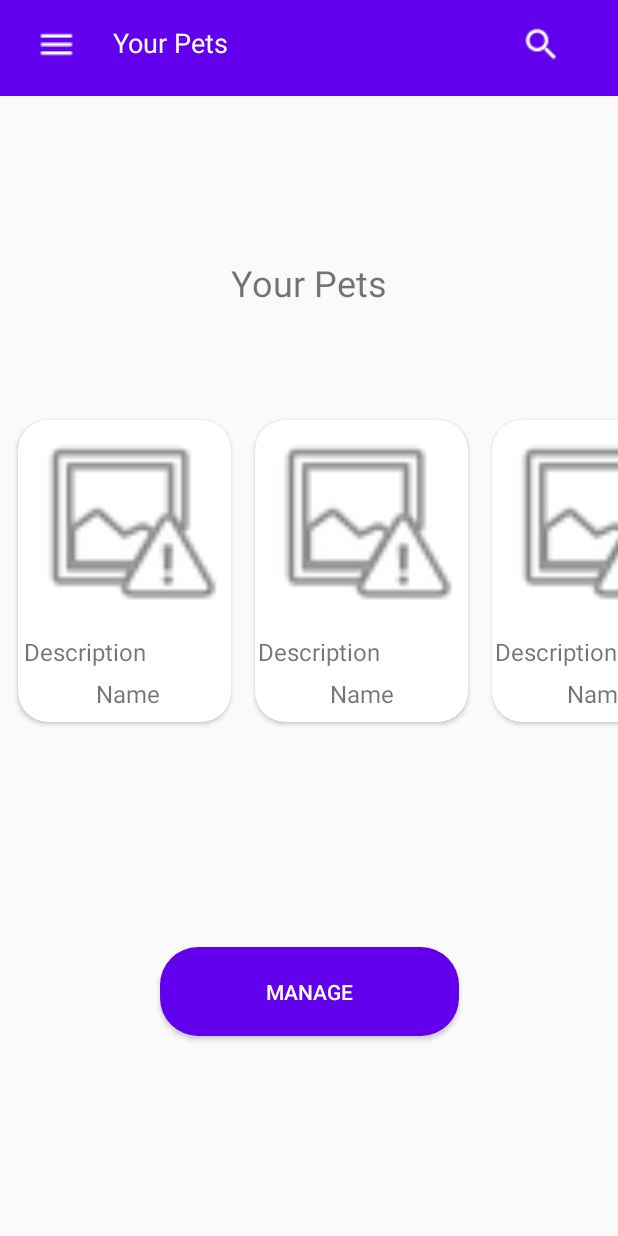
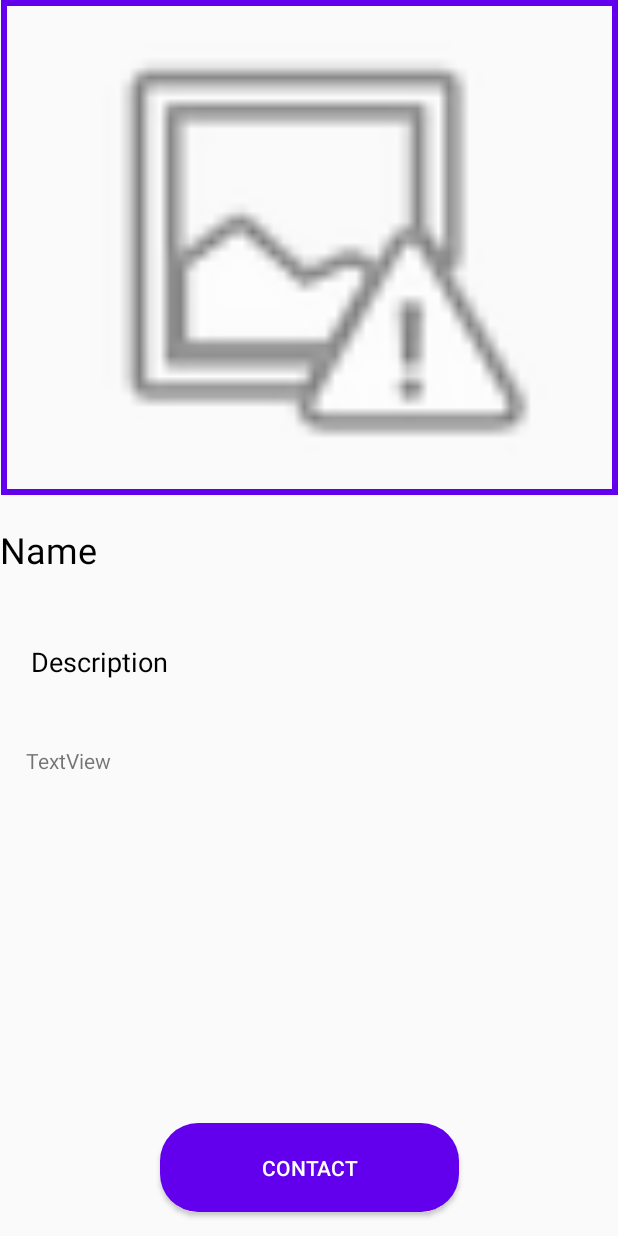
Before and after one commit to NafeelNuhuman/Woof, an Android app: the screen it shows after launch (viewMypet before the commit, selectedDogview after it), on a phone screen of 412 x 824 dp. Run offline under Robolectric (Android 15) with nearby library versions, the phone set to English and light mode, and no system bars.

Commit message:
all complete

```diff
--- a/app/src/main/AndroidManifest.xml
+++ b/app/src/main/AndroidManifest.xml
@@ -9,15 +9,16 @@
         android:roundIcon="@mipmap/ic_launcher_round"
         android:supportsRtl="true"
         android:theme="@style/AppTheme">
-        <activity android:name=".viewAllpets"></activity>
-        <activity android:name=".viewMypet">
-            <intent-filter>
-                <action android:name="android.intent.action.MAIN" />
+        <activity android:name=".selectedDogview"> <intent-filter>
+            <action android:name="android.intent.action.MAIN" />
 
-                <category android:name="android.intent.category.LAUNCHER" />
-            </intent-filter>
+            <category android:name="android.intent.category.LAUNCHER" />
+        </intent-filter></activity>
+        <activity android:name=".viewAllpets">
+
         </activity>
-        <activity android:name=".uploadPet"></activity>
+        <activity android:name=".viewMypet"></activity>
+        <activity android:name=".uploadPet" />
         <activity android:name=".addDog" />
     </application>
 
--- /dev/null
+++ b/app/src/main/java/com/example/woof/selectedDogview.java
@@ -0,0 +1,14 @@
+package com.example.woof;
+
+import androidx.appcompat.app.AppCompatActivity;
+
+import android.os.Bundle;
+
+public class selectedDogview extends AppCompatActivity {
+
+    @Override
+    protected void onCreate(Bundle savedInstanceState) {
+        super.onCreate(savedInstanceState);
+        setContentView(R.layout.activity_selected_dogview);
+    }
+}
--- /dev/null
+++ b/app/src/main/res/layout/activity_selected_dogview.xml
@@ -0,0 +1,70 @@
+<?xml version="1.0" encoding="utf-8"?>
+<androidx.constraintlayout.widget.ConstraintLayout xmlns:android="http://schemas.android.com/apk/res/android"
+    xmlns:app="http://schemas.android.com/apk/res-auto"
+    xmlns:tools="http://schemas.android.com/tools"
+    android:layout_width="match_parent"
+    android:layout_height="match_parent">
+
+    <Button
+        android:id="@+id/button4"
+        android:layout_width="199dp"
+        android:layout_height="59dp"
+        android:layout_marginBottom="16dp"
+        android:background="@drawable/advnc_button"
+        android:text="@string/contact"
+        android:textColor="@android:color/background_light"
+        android:textColorHighlight="@android:color/background_light"
+        app:layout_constraintBottom_toBottomOf="parent"
+        app:layout_constraintEnd_toEndOf="parent"
+        app:layout_constraintStart_toStartOf="parent"
+        app:layout_constraintTop_toBottomOf="@+id/editTextTextPersonName7" />
+
+    <ImageView
+        android:id="@+id/imageView3"
+        android:layout_width="411dp"
+        android:layout_height="330dp"
+        android:background="@drawable/txt_background"
+        app:layout_constraintEnd_toEndOf="parent"
+        app:layout_constraintStart_toStartOf="parent"
+        app:layout_constraintTop_toTopOf="parent"
+        app:srcCompat="@android:drawable/ic_menu_report_image" />
+
+    <TextView
+        android:id="@+id/textView10"
+        android:layout_width="wrap_content"
+        android:layout_height="wrap_content"
+        android:layout_marginTop="20dp"
+        android:text="@string/Pet_Name"
+        android:textColor="#000000"
+        android:textSize="24sp"
+        app:layout_constraintTop_toBottomOf="@+id/imageView3"
+        tools:layout_editor_absoluteX="32dp" />
+
+    <TextView
+        android:id="@+id/textView8"
+        android:layout_width="wrap_content"
+        android:layout_height="wrap_content"
+        android:text="@string/Desc"
+        android:textColor="#000000"
+        android:textSize="18sp"
+        app:layout_constraintBottom_toBottomOf="parent"
+        app:layout_constraintEnd_toEndOf="parent"
+        app:layout_constraintHorizontal_bias="0.065"
+        app:layout_constraintStart_toStartOf="parent"
+        app:layout_constraintTop_toTopOf="parent"
+        app:layout_constraintVertical_bias="0.536" />
+
+    <TextView
+        android:id="@+id/textView11"
+        android:layout_width="376dp"
+        android:layout_height="183dp"
+        android:layout_marginTop="44dp"
+        android:text="TextView"
+        app:layout_constraintEnd_toEndOf="parent"
+        app:layout_constraintHorizontal_bias="0.485"
+        app:layout_constraintStart_toStartOf="parent"
+        app:layout_constraintTop_toBottomOf="@+id/textView8"
+
+
+        />
+</androidx.constraintlayout.widget.ConstraintLayout>
--- a/app/src/main/res/layout/activity_view_allpets.xml
+++ b/app/src/main/res/layout/activity_view_allpets.xml
@@ -216,8 +216,8 @@
         android:id="@+id/textView4"
         android:layout_width="wrap_content"
         android:layout_height="wrap_content"
-        android:layout_marginStart="32dp"
-        android:layout_marginTop="308dp"
+        android:layout_marginStart="16dp"
+        android:layout_marginTop="296dp"
         android:text="@string/Sale"
         android:textSize="24sp"
         app:layout_constraintStart_toStartOf="parent"
--- a/app/src/main/res/values/strings.xml
+++ b/app/src/main/res/values/strings.xml
@@ -24,5 +24,8 @@
     <string name="adoption">Pets for Adoption</string>
     <string name="Sale">Pets for Sale</string>
     <string name="Dogs">Dogs</string>
+    <string name="Desc">Description</string>
+    <string name="contact">Contact</string>
+
 
 </resources>
```
